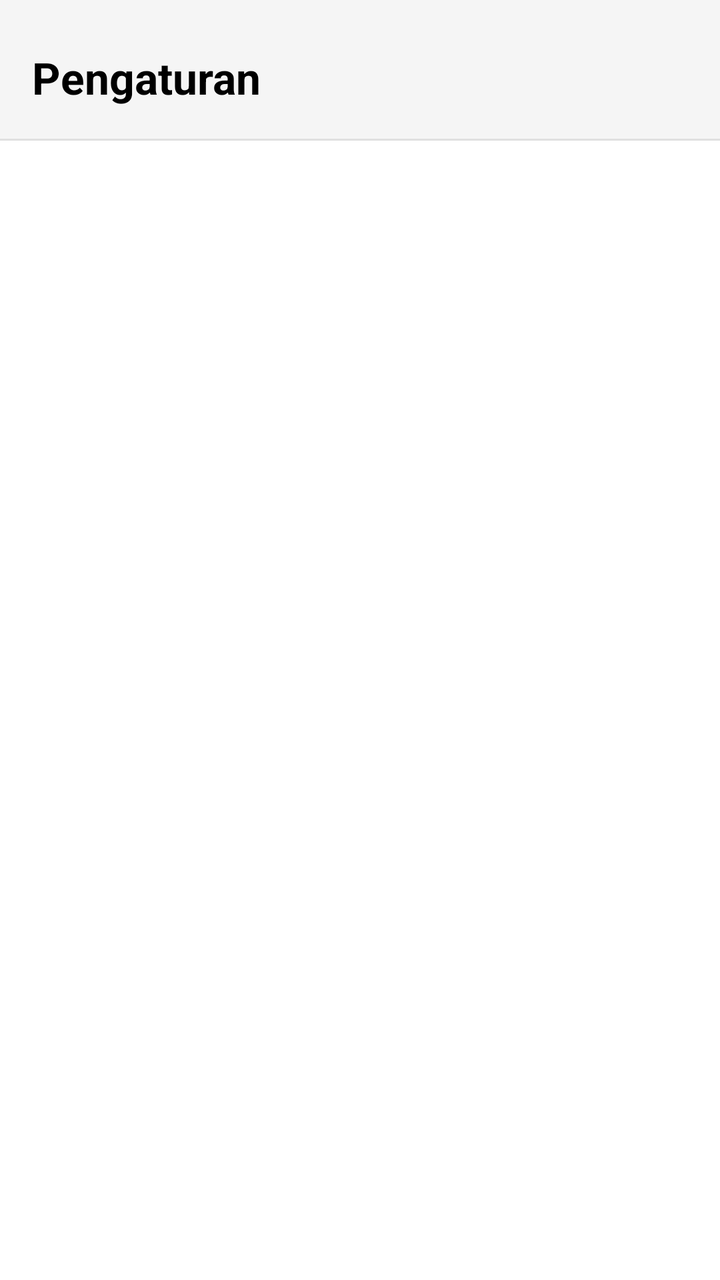
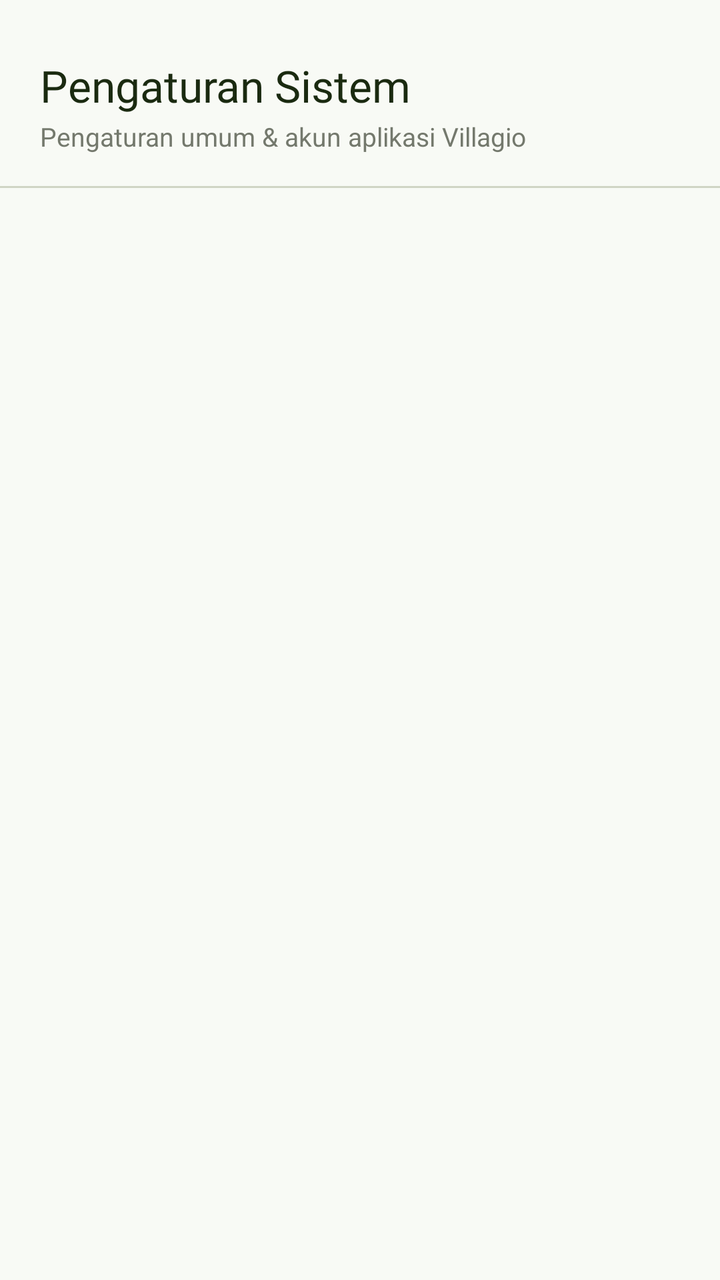

An Android layout rendered at two revisions. The XML below is the earlier revision; the diff shows what the commit changed to produce the second picture.
<!-- AndroidManifest.xml: application theme Theme.Elincortis -->
<!-- res/layout/fragment_settings.xml -->
<?xml version="1.0" encoding="utf-8"?>
<LinearLayout xmlns:android="http://schemas.android.com/apk/res/android"
    android:layout_width="match_parent"
    android:layout_height="match_parent"
    android:orientation="vertical"
    android:background="#F5F5F5">

    <TextView
        android:layout_width="match_parent"
        android:layout_height="wrap_content"
        android:text="Pengaturan"
        android:textSize="22sp"
        android:textStyle="bold"
        android:textColor="#000000"
        android:paddingStart="16dp"
        android:paddingEnd="16dp"
        android:paddingTop="24dp"
        android:paddingBottom="16dp"/>

    <View
        android:layout_width="match_parent"
        android:layout_height="1dp"
        android:background="#E0E0E0"/>

    <ListView
        android:id="@+id/listViewSettings"
        android:layout_width="match_parent"
        android:layout_height="match_parent"
        android:divider="#E0E0E0"
        android:dividerHeight="1dp"
        android:background="#FFFFFF"/>

</LinearLayout>
<!-- resources referenced by this layout -->
<resources>
  <style name="Theme.Elincortis" parent="Base.Theme.Elincortis" />
  <style name="Base.Theme.Elincortis" parent="Theme.MaterialComponents.DayNight.NoActionBar">
  
          
          <item name="colorPrimary">@color/sage_primary</item>
          <item name="colorPrimaryVariant">@color/sage_toolbar_dark</item>
          <item name="colorOnPrimary">@color/sage_on_primary</item>
  
          
          <item name="colorSecondary">@color/sage_accent</item>
          <item name="colorSecondaryVariant">@color/sage_secondary</item>
          <item name="colorOnSecondary">@color/sage_on_secondary</item>
  
          
          <item name="android:colorBackground">@color/sage_background</item>
          <item name="colorOnBackground">@color/sage_on_background</item>
          <item name="colorSurface">@color/sage_surface</item>
          <item name="colorOnSurface">@color/sage_on_surface</item>
  
          
          <item name="colorError">@color/sage_error</item>
          <item name="colorOnError">@color/sage_on_error</item>
  
          
          <item name="android:statusBarColor">@color/sage_toolbar_dark</item>
          <item name="android:navigationBarColor">@color/sage_surface</item>
      </style>
  <color name="sage_primary">#6B7F5D</color>
  <color name="sage_toolbar_dark">#526140</color>
  <color name="sage_on_primary">#FFFFFF</color>
  <color name="sage_accent">#8BA870</color>
  <color name="sage_secondary">#58624B</color>
  <color name="sage_on_secondary">#FFFFFF</color>
  <color name="sage_background">#F8FAF5</color>
  <color name="sage_on_background">#1A1C18</color>
  <color name="sage_surface">#F8FAF5</color>
  <color name="sage_on_surface">#1A1C18</color>
  <color name="sage_error">#BA1A1A</color>
  <color name="sage_on_error">#FFFFFF</color>
</resources>

<!-- the commit's change to res/layout/fragment_settings.xml (unified diff, before → after) -->
@@ -1,33 +1,52 @@
 <?xml version="1.0" encoding="utf-8"?>
 <LinearLayout xmlns:android="http://schemas.android.com/apk/res/android"
+    xmlns:app="http://schemas.android.com/apk/res-auto"
     android:layout_width="match_parent"
     android:layout_height="match_parent"
     android:orientation="vertical"
-    android:background="#F5F5F5">
+    android:background="@color/sage_background">
 
-    <TextView
+    
+    <LinearLayout
         android:layout_width="match_parent"
         android:layout_height="wrap_content"
-        android:text="Pengaturan"
-        android:textSize="22sp"
-        android:textStyle="bold"
-        android:textColor="#000000"
-        android:paddingStart="16dp"
-        android:paddingEnd="16dp"
-        android:paddingTop="24dp"
-        android:paddingBottom="16dp"/>
+        android:orientation="vertical"
+        android:paddingStart="20dp"
+        android:paddingEnd="20dp"
+        android:paddingTop="28dp"
+        android:paddingBottom="16dp">
+
+        <TextView
+            android:layout_width="wrap_content"
+            android:layout_height="wrap_content"
+            android:text="Pengaturan Sistem"
+            android:textSize="22sp"
+            android:textColor="@color/sage_on_primary_container"
+            android:fontFamily="@font/poppins_bold" />
+
+        <TextView
+            android:layout_width="wrap_content"
+            android:layout_height="wrap_content"
+            android:text="Pengaturan umum &amp; akun aplikasi Villagio"
+            android:textSize="13sp"
+            android:textColor="@color/sage_outline"
+            android:layout_marginTop="2dp"/>
+    </LinearLayout>
 
     <View
         android:layout_width="match_parent"
         android:layout_height="1dp"
-        android:background="#E0E0E0"/>
+        android:background="@color/sage_divider"/>
 
+    
     <ListView
         android:id="@+id/listViewSettings"
         android:layout_width="match_parent"
         android:layout_height="match_parent"
-        android:divider="#E0E0E0"
+        android:divider="@color/sage_divider"
         android:dividerHeight="1dp"
-        android:background="#FFFFFF"/>
+        android:background="@android:color/transparent"
+        android:paddingStart="4dp"
+        android:paddingEnd="4dp"/>
 
 </LinearLayout>
<!-- resource entries referenced after the edit -->
@@ -34,6 +34,9 @@
   <color name="sage_secondary">#58624B</color>
   <color name="sage_on_secondary">#FFFFFF</color>
   <color name="sage_background">#F8FAF5</color>
+  <color name="sage_divider">#D0D5C5</color>
+  <color name="sage_on_primary_container">#1A2A10</color>
+  <color name="sage_outline">#74796D</color>
   <color name="sage_on_background">#1A1C18</color>
   <color name="sage_surface">#F8FAF5</color>
   <color name="sage_on_surface">#1A1C18</color>
